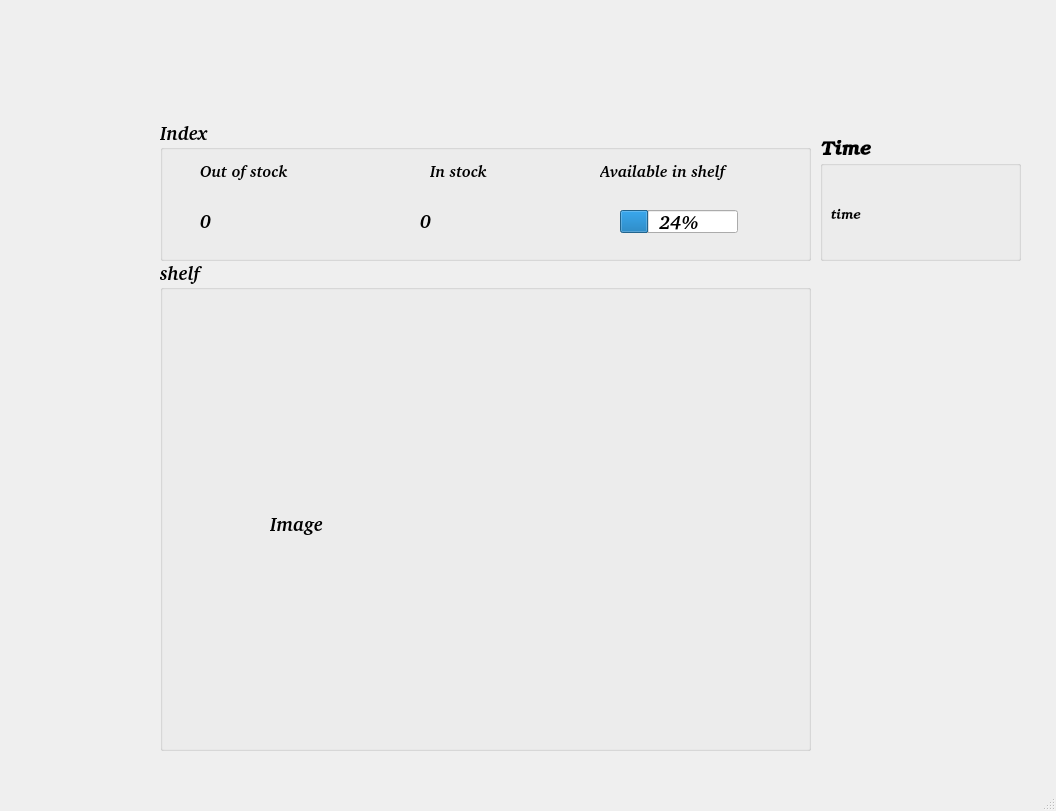
Qt form design.ui (Winxkin/pyqt5_inventory) before a commit.
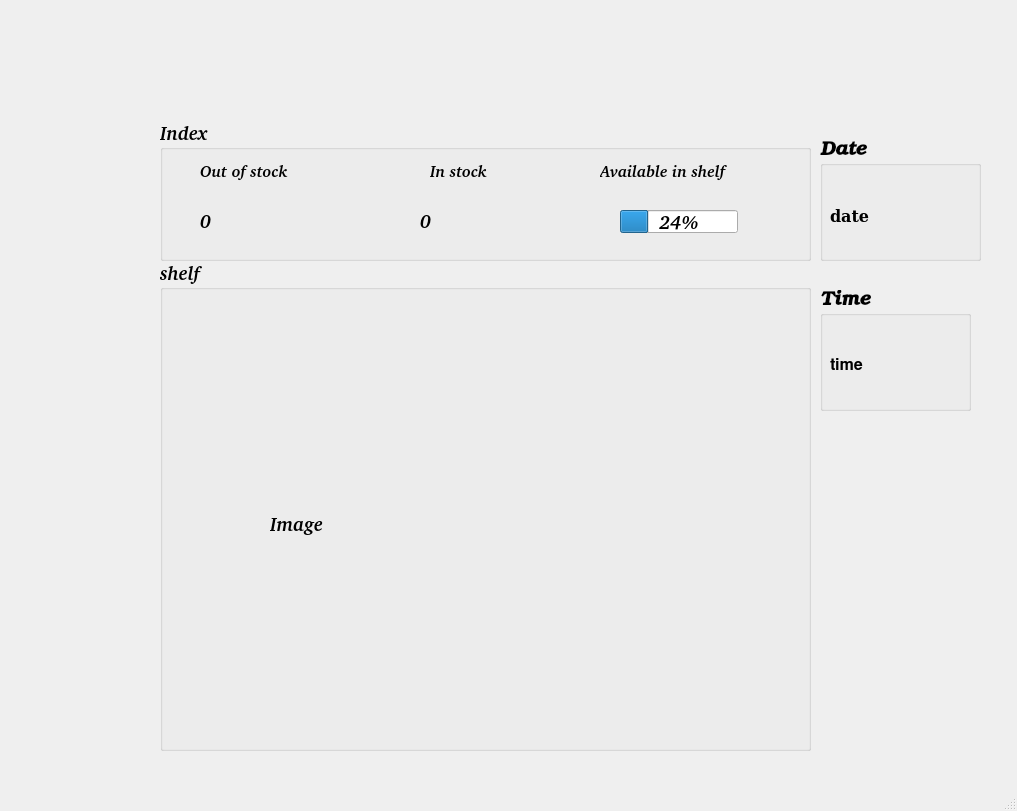
The same form after that commit. Icons and pictures are not drawn.

Commit message: add date + time to gui

What changed in the file:
```diff
--- a/design.ui
+++ b/design.ui
@@ -6,7 +6,7 @@
    <rect>
     <x>0</x>
     <y>0</y>
-    <width>1056</width>
+    <width>1017</width>
     <height>811</height>
    </rect>
   </property>
@@ -184,8 +184,8 @@
     <property name="geometry">
      <rect>
       <x>820</x>
-      <y>140</y>
-      <width>201</width>
+      <y>290</y>
+      <width>151</width>
       <height>121</height>
      </rect>
     </property>
@@ -206,16 +206,17 @@
       <rect>
        <x>10</x>
        <y>40</y>
-       <width>191</width>
+       <width>131</width>
        <height>71</height>
       </rect>
      </property>
      <property name="font">
       <font>
-       <family>Sans</family>
-       <pointsize>10</pointsize>
-       <weight>50</weight>
-       <bold>false</bold>
+       <family>FreeSans</family>
+       <pointsize>12</pointsize>
+       <weight>75</weight>
+       <italic>false</italic>
+       <bold>true</bold>
       </font>
      </property>
      <property name="text">
@@ -223,6 +224,50 @@
      </property>
     </widget>
    </widget>
+   <widget class="QGroupBox" name="Date_box">
+    <property name="geometry">
+     <rect>
+      <x>820</x>
+      <y>140</y>
+      <width>161</width>
+      <height>121</height>
+     </rect>
+    </property>
+    <property name="font">
+     <font>
+      <family>URW Bookman</family>
+      <pointsize>14</pointsize>
+      <weight>75</weight>
+      <italic>true</italic>
+      <bold>true</bold>
+     </font>
+    </property>
+    <property name="title">
+     <string>Date</string>
+    </property>
+    <widget class="QLabel" name="date">
+     <property name="geometry">
+      <rect>
+       <x>10</x>
+       <y>40</y>
+       <width>141</width>
+       <height>71</height>
+      </rect>
+     </property>
+     <property name="font">
+      <font>
+       <family>DejaVu Serif</family>
+       <pointsize>12</pointsize>
+       <weight>75</weight>
+       <italic>false</italic>
+       <bold>true</bold>
+      </font>
+     </property>
+     <property name="text">
+      <string>date</string>
+     </property>
+    </widget>
+   </widget>
   </widget>
   <widget class="QMenuBar" name="menubar">
    <property name="geometry">
```
Left out of the diff: 2 changed lines with no effect on the pictures. The commit also changes 3 other files.
